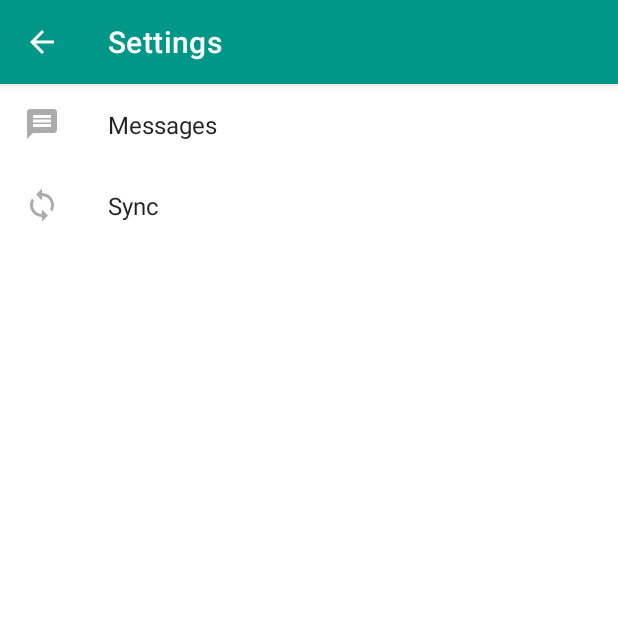
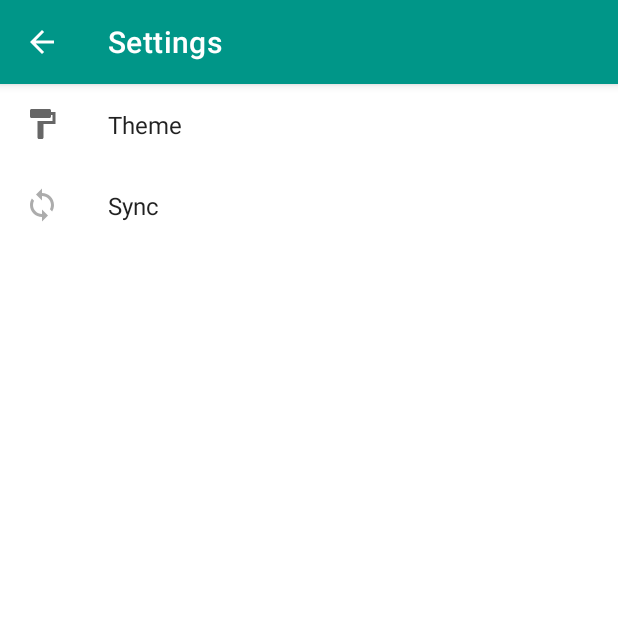
Before and after one commit to fl1ckje/irkutsk_explorer, an Android app: the screen it shows after launch (SettingsActivity), in the side drawer, after a tap on "Settings", on a phone screen of 412 x 824 dp, the top half of it. Run offline under Robolectric (Android 15) with nearby library versions, the phone set to English and light mode, and no system bars; our stand-ins replace androidx.preference.

Commit message:
Add files via upload

```diff
--- a/app/src/debug/res/values/google_maps_api.xml
+++ b/app/src/debug/res/values/google_maps_api.xml
@@ -1,6 +1,5 @@
 <resources>
     <!--
-    TODO: Before you run your application, you need a Google Maps API key.
 
     To get one, follow this link, follow the directions and press "Create" at the end:
 
@@ -20,5 +19,5 @@
     Once you have your key (it starts with "AIza"), replace the "google_maps_key"
     string in this file.
     -->
-    <string name="google_maps_key" templateMergeStrategy="preserve" translatable="false">YOUR_KEY_HERE</string>
+    <string name="google_maps_key" templateMergeStrategy="preserve" translatable="false">AIzaSyAcoIHBO-FSYI2eDXMnmp6x_z6K9CQ7Ha8</string>
 </resources>
--- a/app/src/main/java/com/fl1ckjedev/irkutskexplorer/MainActivity.java
+++ b/app/src/main/java/com/fl1ckjedev/irkutskexplorer/MainActivity.java
@@ -1,17 +1,21 @@
 package com.fl1ckjedev.irkutskexplorer;
+
 
 import androidx.annotation.NonNull;
 import androidx.appcompat.app.ActionBarDrawerToggle;
 import androidx.appcompat.app.AppCompatActivity;
 import androidx.appcompat.widget.Toolbar;
+import androidx.core.app.ActivityCompat;
 import androidx.core.view.GravityCompat;
 import androidx.drawerlayout.widget.DrawerLayout;
 
 import android.annotation.SuppressLint;
+import android.content.Context;
 import android.content.Intent;
 import android.location.Location;
 import android.location.LocationListener;
 import android.os.Bundle;
+import android.os.Handler;
 import android.util.Log;
 import android.view.MenuItem;
 import android.widget.Toast;
@@ -76,29 +80,19 @@ public class MainActivity extends AppCompatActivity implements OnMapReadyCallbac
     @SuppressLint("NonConstantResourceId")
     @Override
     public boolean onNavigationItemSelected(@NonNull MenuItem item) {
-        String message;
         switch (item.getItemId()) {
             case R.id.nav_city_info:
-                message = "City Info";
                 break;
             case R.id.nav_places:
-                message = "Places";
                 break;
             case R.id.nav_favourites:
-                message = "Favourites";
                 break;
             case R.id.nav_settings:
-                startActivity(new Intent(this, SettingsActivity.class));
-                message = "Settings";
+                startActivity(new Intent(MainActivity.this, SettingsActivity.class));
                 break;
             case R.id.nav_about:
-                message = "About";
                 break;
-            default:
-                return false;
         }
-        Log.d("DEBUG: ", message);
-        @SuppressLint("ShowToast") Toast toast = Toast.makeText(MainActivity.this, message, Toast.LENGTH_LONG);
         mDrawerLayout.closeDrawer(GravityCompat.START);
         return true;
     }
--- a/app/src/main/java/com/fl1ckjedev/irkutskexplorer/SettingsActivity.java
+++ b/app/src/main/java/com/fl1ckjedev/irkutskexplorer/SettingsActivity.java
@@ -1,10 +1,7 @@
 package com.fl1ckjedev.irkutskexplorer;
 
 import android.os.Bundle;
-import android.util.Log;
-import android.view.MenuItem;
 
-import androidx.annotation.NonNull;
 import androidx.appcompat.app.ActionBar;
 import androidx.appcompat.app.AppCompatActivity;
 import androidx.fragment.app.Fragment;
@@ -89,7 +86,7 @@ public class SettingsActivity extends AppCompatActivity implements
 
         @Override
         public void onCreatePreferences(Bundle savedInstanceState, String rootKey) {
-            setPreferencesFromResource(R.xml.messages_preferences, rootKey);
+            setPreferencesFromResource(R.xml.theme_preferences, rootKey);
         }
     }
 
--- /dev/null
+++ b/app/src/main/res/drawable/ic_theme_settings.xml
@@ -0,0 +1,10 @@
+<vector xmlns:android="http://schemas.android.com/apk/res/android"
+    android:width="24dp"
+    android:height="24dp"
+    android:viewportWidth="24"
+    android:viewportHeight="24"
+    android:tint="?attr/colorControlNormal">
+  <path
+      android:fillColor="@android:color/white"
+      android:pathData="M18,4V3c0,-0.55 -0.45,-1 -1,-1H5c-0.55,0 -1,0.45 -1,1v4c0,0.55 0.45,1 1,1h12c0.55,0 1,-0.45 1,-1V6h1v4H9v11c0,0.55 0.45,1 1,1h2c0.55,0 1,-0.45 1,-1v-9h8V4h-3z"/>
+</vector>
--- a/app/src/main/res/menu/activity_nav_maps_drawer.xml
+++ b/app/src/main/res/menu/activity_nav_maps_drawer.xml
@@ -33,6 +33,6 @@
             android:id="@+id/nav_about"
             android:checkable="false"
             android:icon="@drawable/ic_nav_bar_about"
-            android:title="@string/nav_city_info_title" />
+            android:title="@string/nav_about_title" />
     </group>
 </menu>
--- a/app/src/main/res/values-night/themes.xml
+++ b/app/src/main/res/values-night/themes.xml
@@ -1,14 +1,6 @@
 <resources xmlns:tools="http://schemas.android.com/tools">
     <!-- Base application theme. -->
-    <style name="Theme.IrkutskExplorer" parent="Theme.MaterialComponents.DayNight.DarkActionBar">
-        <!-- Primary brand color. -->
-        <item name="colorPrimary">@color/teal_200</item>
-        <item name="colorPrimaryVariant">@color/teal_700</item>
-        <item name="colorOnPrimary">@color/black</item>
-        <!-- Secondary brand color. -->
-        <item name="colorSecondary">@color/teal_300</item>
-        <item name="colorSecondaryVariant">@android:color/holo_red_light</item>
-        <item name="colorOnSecondary">@color/black</item>
+    <style name="Theme.IrkutskExplorer" parent="Theme.AppCompat.DayNight">
         <!-- Status bar color. -->
         <item name="android:statusBarColor" tools:targetApi="l">?attr/colorPrimaryVariant</item>
         <!-- Customize your theme here. -->
--- a/app/src/main/res/values/dimens.xml
+++ b/app/src/main/res/values/dimens.xml
@@ -2,6 +2,7 @@
 <resources>
     <dimen name="activity_horizontal_margin">16dp</dimen>
     <dimen name="activity_vertical_margin">16dp</dimen>
+    <dimen name="drawer_layout_width">270dp</dimen>
     <dimen name="nav_header_vertical_spacing">8dp</dimen>
     <dimen name="nav_header_height">176dp</dimen>
     <dimen name="fab_margin">16dp</dimen>
--- a/app/src/main/res/values/strings.xml
+++ b/app/src/main/res/values/strings.xml
@@ -12,7 +12,7 @@
     <string name="title_activity_settings">Settings</string>
 
     <!-- Preference Titles -->
-    <string name="messages_header">Messages</string>
+    <string name="theme_settings_header">Theme</string>
     <string name="sync_header">Sync</string>
 
     <!-- Messages Preferences -->
@@ -28,4 +28,5 @@
     <string name="attachment_summary_on">Automatically download attachments for incoming emails
     </string>
     <string name="attachment_summary_off">Only download attachments when manually requested</string>
+    <string name="nav_about_title">About</string>
 </resources>
--- a/app/src/main/res/xml/header_preferences.xml
+++ b/app/src/main/res/xml/header_preferences.xml
@@ -2,9 +2,9 @@
 
     <Preference
         app:fragment="com.fl1ckjedev.irkutskexplorer.SettingsActivity$MessagesFragment"
-        app:icon="@drawable/messages"
-        app:key="messages_header"
-        app:title="@string/messages_header" />
+        app:icon="@drawable/ic_theme_settings"
+        app:key="theme_header"
+        app:title="@string/theme_settings_header" />
 
     <Preference
         app:fragment="com.fl1ckjedev.irkutskexplorer.SettingsActivity$SyncFragment"
--- /dev/null
+++ b/app/src/main/res/xml/theme_preferences.xml
@@ -0,0 +1,16 @@
+<PreferenceScreen xmlns:app="http://schemas.android.com/apk/res-auto">
+
+    <EditTextPreference
+        app:key="signature"
+        app:title="@string/signature_title"
+        app:useSimpleSummaryProvider="true" />
+
+    <ListPreference
+        app:defaultValue="system"
+        app:entries="@array/night_mode_entries"
+        app:entryValues="@array/night_mode_values"
+        app:key="night_mode"
+        app:title="@string/night_mode_title"
+        app:useSimpleSummaryProvider="true" />
+
+</PreferenceScreen>
```
Also changed, not shown: app/src/main/AndroidManifest.xml (+20 -12 lines).
